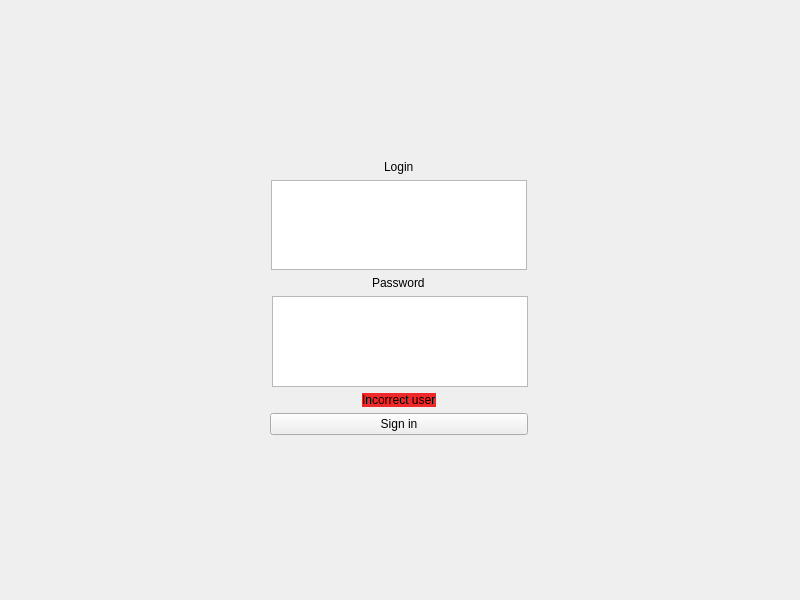
The window that client/mainwindow.ui (apat1n/vAU) describes before a commit, drawn with Qt 5.
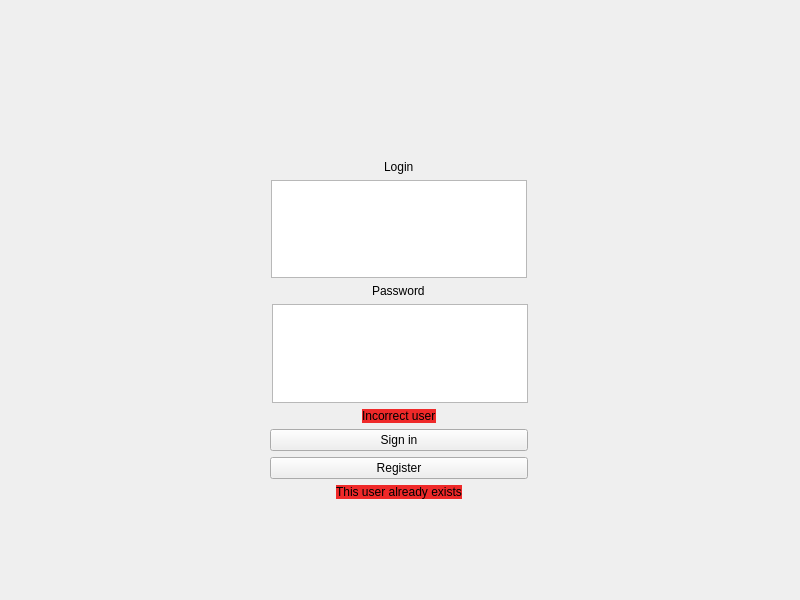
The same window after the commit.

Commit message: add register to client

What changed in the file:
```diff
--- a/client/mainwindow.ui
+++ b/client/mainwindow.ui
@@ -36,7 +36,7 @@
         <x>270</x>
         <y>160</y>
         <width>258</width>
-        <height>275</height>
+        <height>339</height>
        </rect>
       </property>
       <layout class="QVBoxLayout" name="verticalLayout">
@@ -80,6 +80,26 @@
          </property>
         </widget>
        </item>
+       <item>
+        <widget class="QPushButton" name="registerButton">
+         <property name="text">
+          <string>Register</string>
+         </property>
+        </widget>
+       </item>
+       <item alignment="Qt::AlignHCenter">
+        <widget class="QLabel" name="errorRegister">
+         <property name="enabled">
+          <bool>true</bool>
+         </property>
+         <property name="styleSheet">
+          <string notr="true">background-color: rgb(239, 41, 41);</string>
+         </property>
+         <property name="text">
+          <string>This user already exists</string>
+         </property>
+        </widget>
+       </item>
       </layout>
      </widget>
     </widget>
```
Left out of the diff: 2 changed lines with no effect on the pictures. The commit also changes 4 other files.
